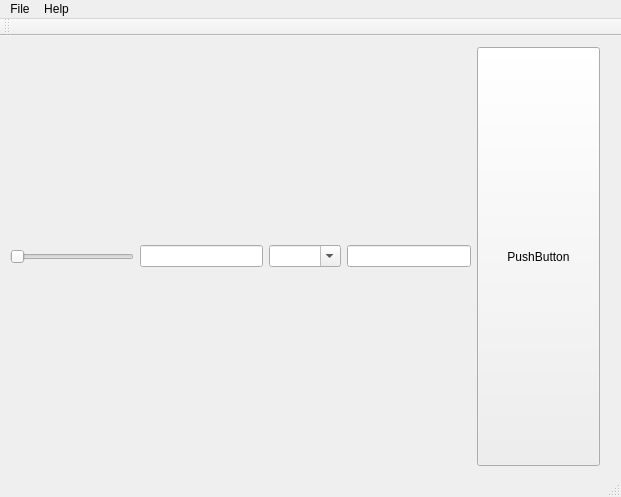
Before: the Qt Designer form form/mainwindow.ui in electromanko/lift3D, drawn with Qt 5.
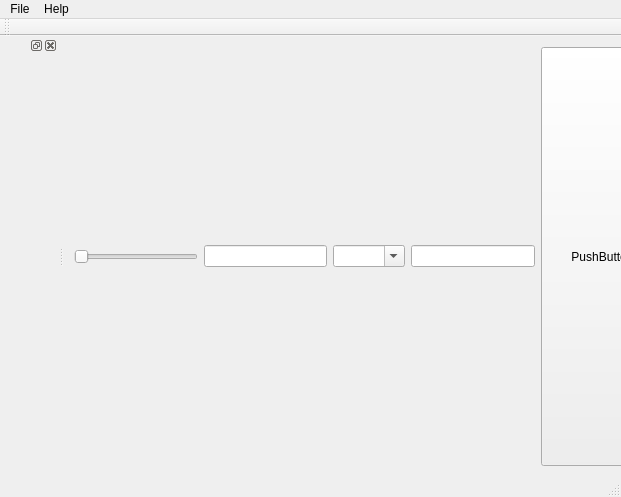
After: the same form once the commit is applied.

Commit message: Added dock items

The edit to the form file:
```diff
--- a/form/mainwindow.ui
+++ b/form/mainwindow.ui
@@ -108,6 +108,12 @@
    </attribute>
   </widget>
   <widget class="QStatusBar" name="statusBar"/>
+  <widget class="QDockWidget" name="dockWidget">
+   <attribute name="dockWidgetArea">
+    <number>1</number>
+   </attribute>
+   <widget class="QWidget" name="dockWidgetContents"/>
+  </widget>
   <action name="actionSave">
    <property name="text">
     <string>Save</string>
```
The commit also changes 2 other files.
